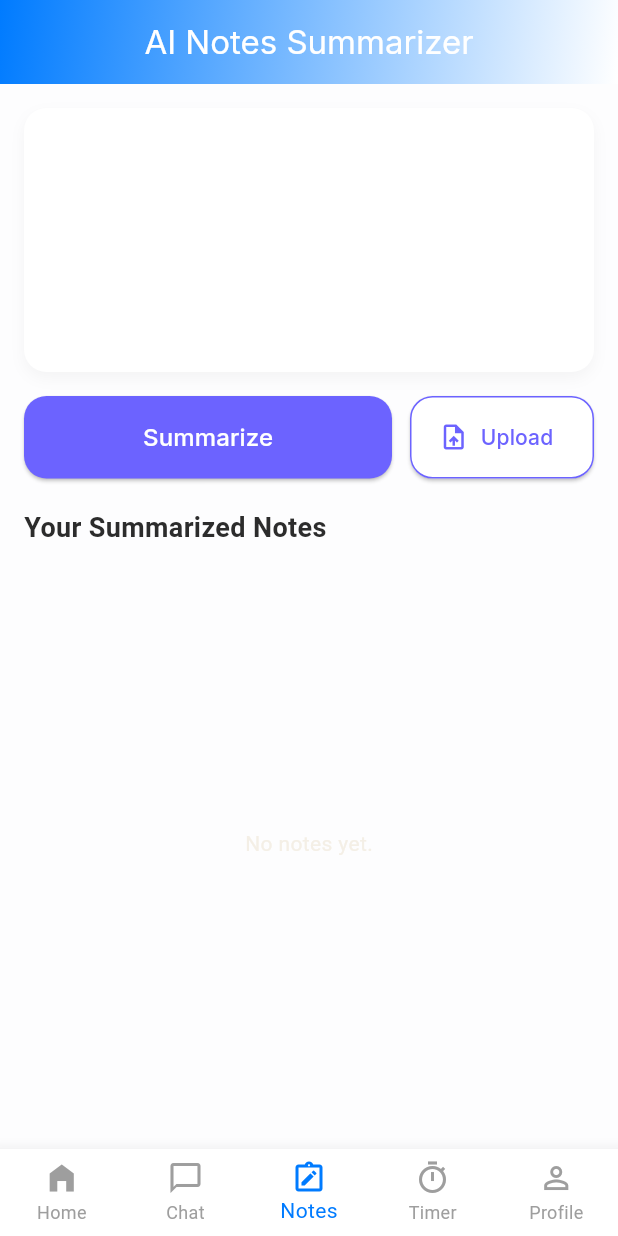
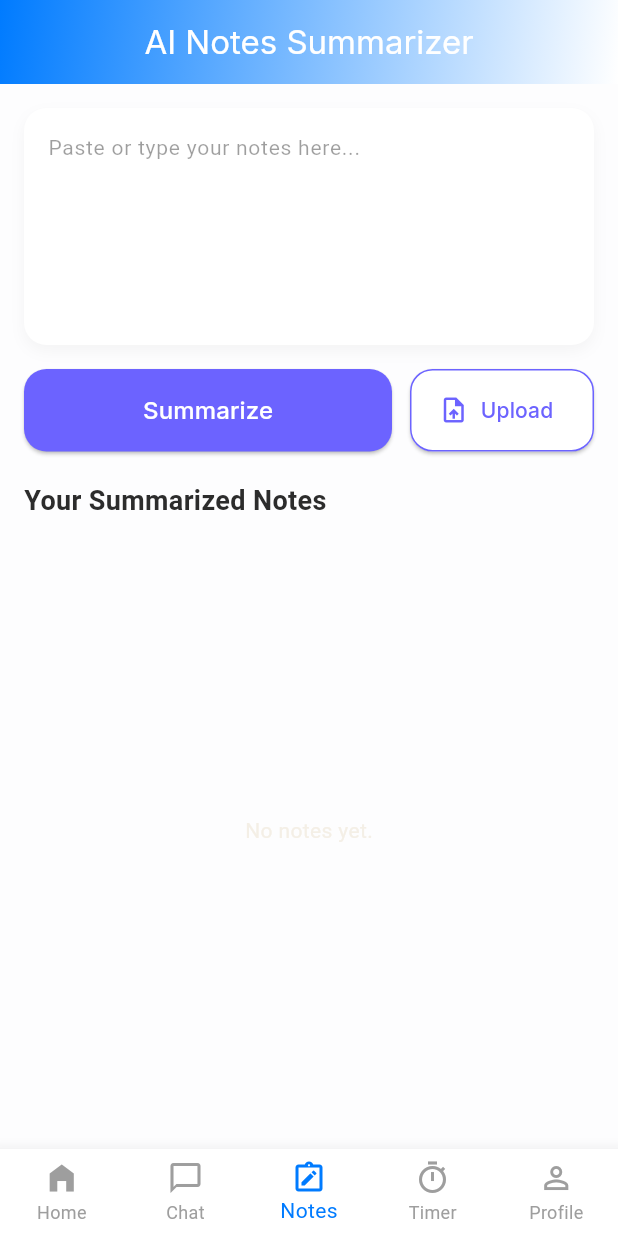
Before and after one commit to richardfacman/Ai-LearnMate, a Flutter app: the screen it shows once a user with an empty profile is signed in, item 3 of the bottom bar chosen, on a phone screen of 412 x 824 dp. Run offline on Flutter 3.47's test engine with Material 3 defaults, Android fonts, the phone set to English and light mode, and no system bars; our stand-ins replace cloud_firestore, file_picker, firebase_auth, firebase_core, fl_chart, flutter_dotenv and 7 more; missing offline and left inert: google_mlkit_text_recognition; accounts and stored records are empty.

Commit message:
Fix text visibility in input fields across chat, notes, and password reset screens

```diff
--- a/lib/screens/auth/forgot_password.dart
+++ b/lib/screens/auth/forgot_password.dart
@@ -35,8 +35,10 @@ class _ForgotPasswordScreenState extends State<ForgotPasswordScreen> {
             const SizedBox(height: 30),
             TextField(
               controller: _email,
+              style: const TextStyle(color: Colors.black87, fontSize: 14),
               decoration: InputDecoration(
                 labelText: "Email",
+                labelStyle: const TextStyle(color: Colors.grey),
                 filled: true,
                 fillColor: Colors.white,
                 prefixIcon: const Icon(Icons.email_outlined),
--- a/lib/screens/dashboard/chat_screen.dart
+++ b/lib/screens/dashboard/chat_screen.dart
@@ -370,8 +370,10 @@ class _ChatScreenState extends State<ChatScreen> {
                 ),
                 child: TextField(
                   controller: _msgCtrl,
+                  style: const TextStyle(color: Colors.black87, fontSize: 14),
                   decoration: const InputDecoration(
                     hintText: "Ask anything...",
+                    hintStyle: TextStyle(color: Colors.black38, fontSize: 14),
                     border: InputBorder.none,
                   ),
                   onSubmitted: (_) => sendMessage(),
--- a/lib/screens/dashboard/notes_screen.dart
+++ b/lib/screens/dashboard/notes_screen.dart
@@ -131,8 +131,10 @@ class _NotesScreenState extends State<NotesScreen> {
               child: TextField(
                 controller: _textCtrl,
                 maxLines: 6,
+                style: const TextStyle(color: Colors.black87, fontSize: 14),
                 decoration: const InputDecoration(
                   hintText: "Paste or type your notes here...",
+                  hintStyle: TextStyle(color: Colors.black38, fontSize: 14),
                   border: InputBorder.none,
                   contentPadding: EdgeInsets.all(16),
                 ),
```
